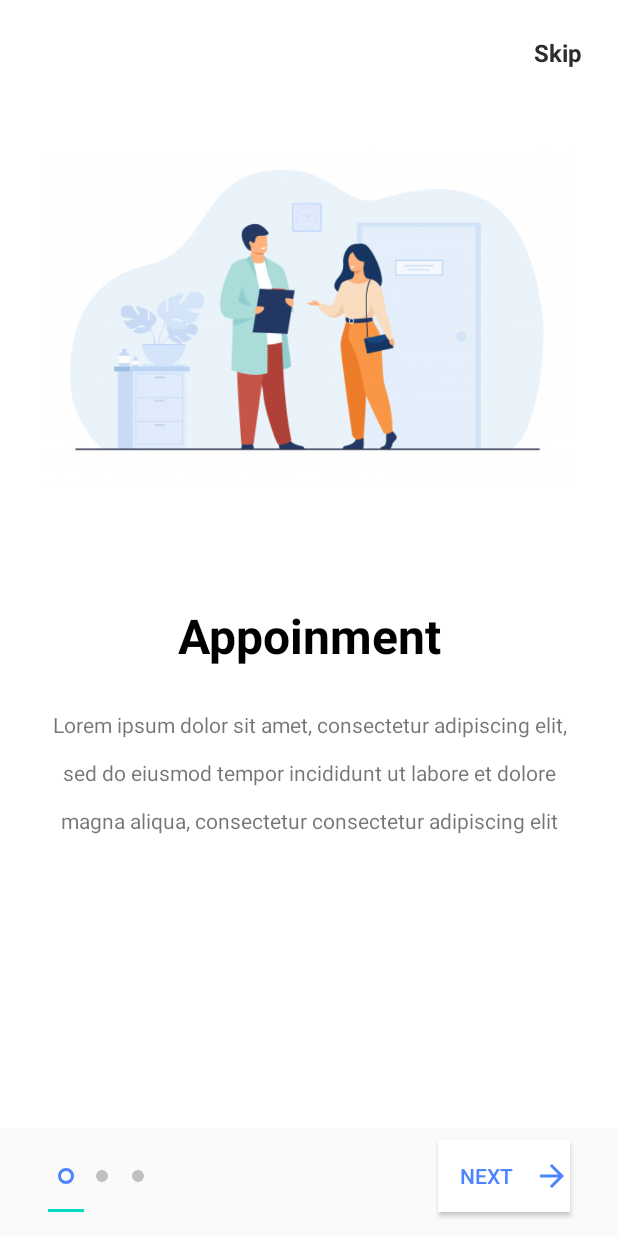
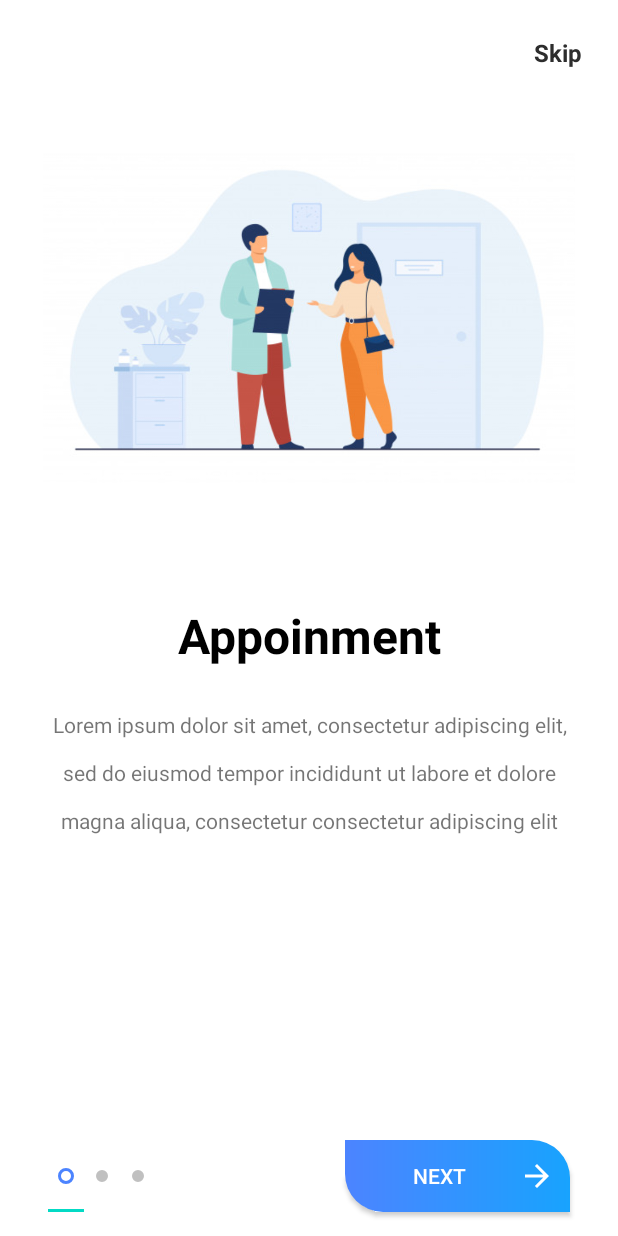
Before and after one commit to Shubham2157/Health-Mart, an Android app: the screen it shows after launch (OnBoardingActivity), on a phone screen of 412 x 824 dp. Run offline under Robolectric (Android 15) with nearby library versions, the phone set to English and light mode, and no system bars.

Commit message:
button shape updated

```diff
--- a/app/src/main/res/drawable/btn_gradient_style.xml
+++ b/app/src/main/res/drawable/btn_gradient_style.xml
@@ -1,7 +1,7 @@
 <?xml version="1.0" encoding="utf-8"?>
 <shape xmlns:android="http://schemas.android.com/apk/res/android">
 
-    <corners android:radius="6dp"></corners>
+    <corners android:bottomLeftRadius="25dp" android:topRightRadius="25dp"/>
 
 
     <gradient android:startColor="@color/gradient_start_color"
--- a/app/src/main/res/layout/activity_on_boarding.xml
+++ b/app/src/main/res/layout/activity_on_boarding.xml
@@ -4,7 +4,8 @@
     xmlns:tools="http://schemas.android.com/tools"
     android:layout_width="match_parent"
     android:layout_height="match_parent"
-    tools:context=".OnBoardingActivity">
+    tools:context=".OnBoardingActivity"
+    android:background="#fff">
 
 
     <androidx.viewpager.widget.ViewPager
@@ -19,16 +20,17 @@
 
     <Button
         android:id="@+id/btn_next"
-        android:layout_width="wrap_content"
+        android:layout_width="150dp"
         android:layout_height="wrap_content"
         android:layout_marginEnd="32dp"
         android:layout_marginRight="32dp"
         android:layout_marginBottom="16dp"
-        android:background="#fff"
+        android:padding="10dp"
+        android:background="@drawable/btn_gradient_style"
         android:drawableRight="@drawable/ic_arrow_forward_black_24dp"
-        android:drawableTint="@color/gradient_start_color"
+        android:drawableTint="#fff"
         android:text="Next"
-        android:textColor="@color/gradient_start_color"
+        android:textColor="#fff"
         app:layout_constraintBottom_toBottomOf="parent"
         app:layout_constraintEnd_toEndOf="parent" />
 
```
